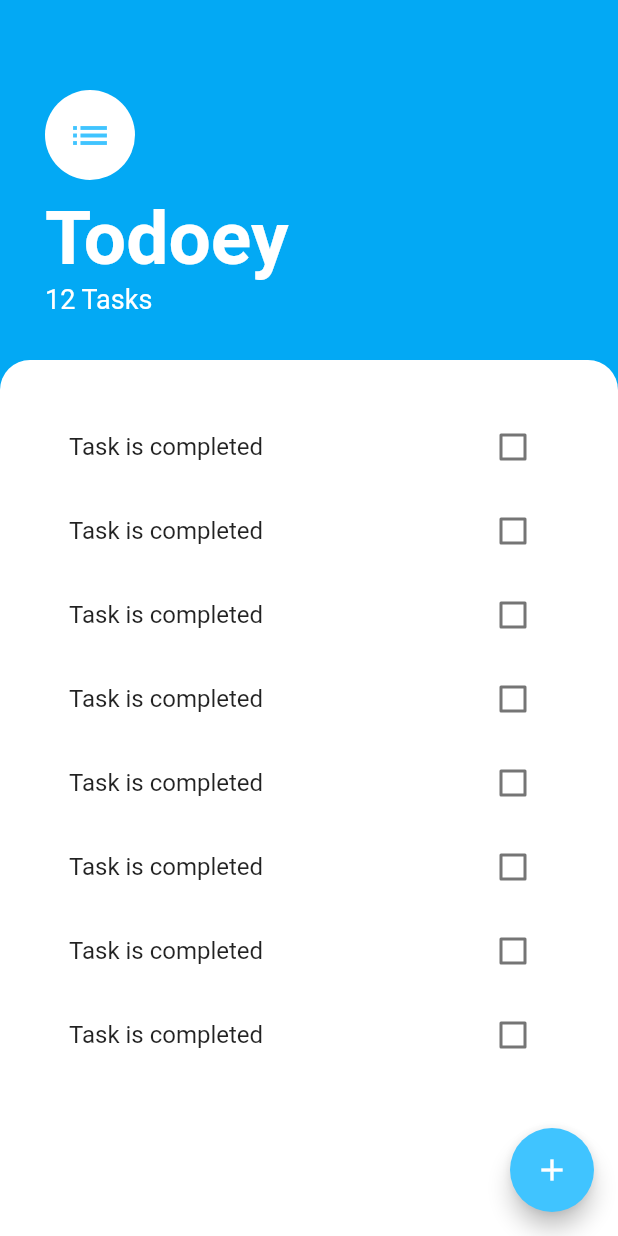
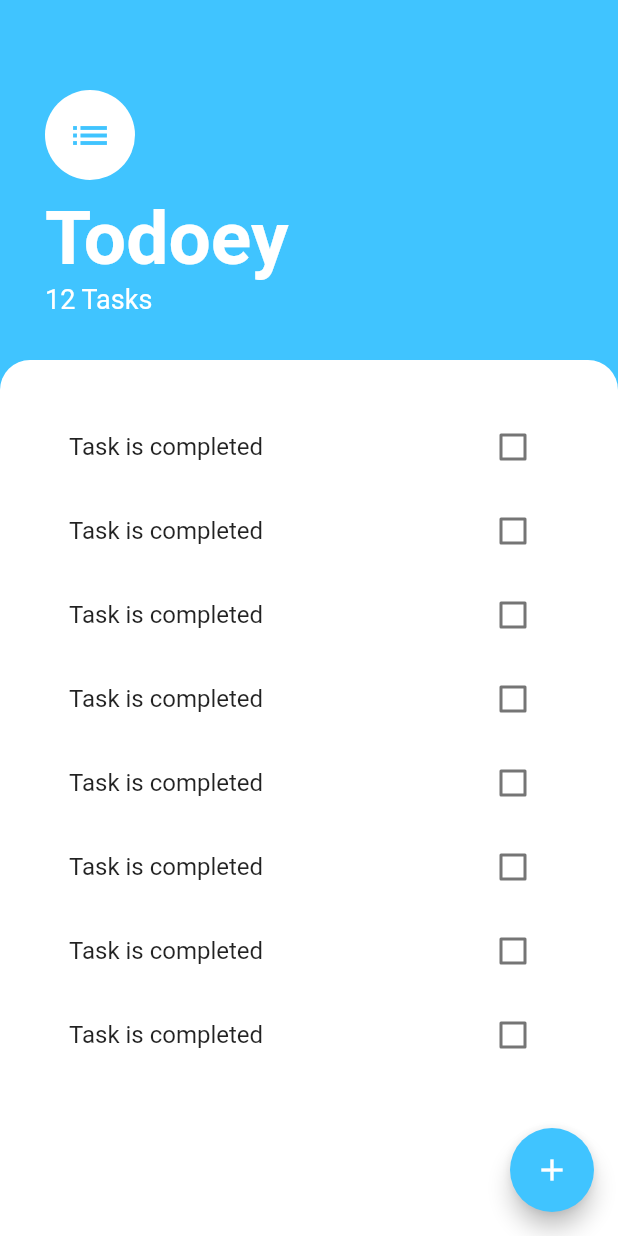
Before and after one commit to YashrajMalviya/ToDo, a Flutter app: the screen it shows after launch, on a phone screen of 412 x 824 dp. Run offline on Flutter 3.47's test engine with Material 2 defaults, Android fonts, the phone set to English and light mode, and no system bars.

Commit message:
scaffold colour

```diff
--- a/lib/screens/tasks_screen.dart
+++ b/lib/screens/tasks_screen.dart
@@ -8,7 +8,7 @@ class TaskScreen extends StatelessWidget {
   @override
   Widget build(BuildContext context) {
     return Scaffold(
-      backgroundColor: Colors.lightBlue,
+      backgroundColor: Colors.lightBlueAccent,
       floatingActionButton: FloatingActionButton(
         backgroundColor: Colors.lightBlueAccent,
         onPressed: () {
```
